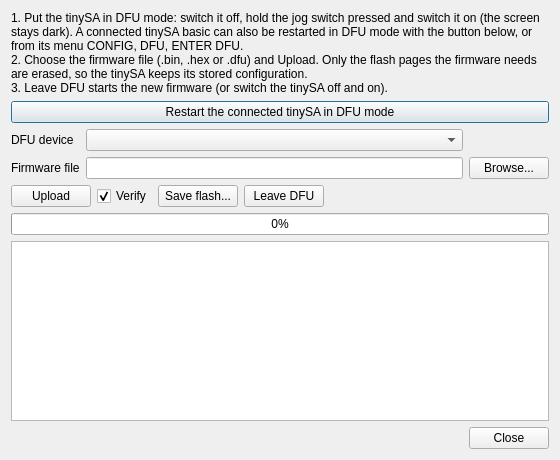
Above: src/ui/firmwaredialog.ui from erikkaashoek/tinySA-app before the change. Below: the same form after it.
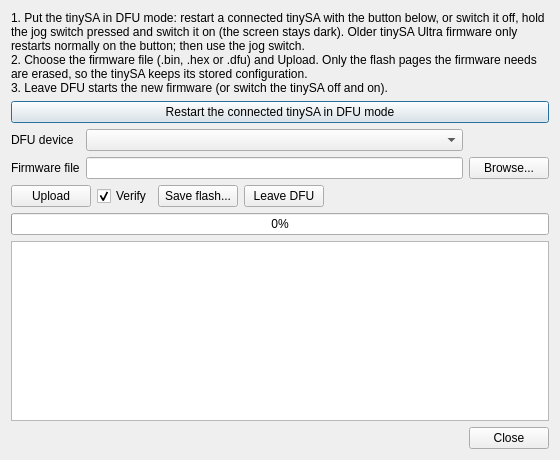
That is the form after the change.

Commit message: Hardware: RLE8 capture and reset dfu on the user's tinySA4 firmware

```diff
--- a/src/ui/firmwaredialog.ui
+++ b/src/ui/firmwaredialog.ui
@@ -17,7 +17,7 @@
    <item>
     <widget class="QLabel" name="firmwareHelp">
      <property name="text">
-      <string>1. Put the tinySA in DFU mode: switch it off, hold the jog switch pressed and switch it on (the screen stays dark). A connected tinySA basic can also be restarted in DFU mode with the button below, or from its menu CONFIG, DFU, ENTER DFU.
+      <string>1. Put the tinySA in DFU mode: restart a connected tinySA with the button below, or switch it off, hold the jog switch pressed and switch it on (the screen stays dark). Older tinySA Ultra firmware only restarts normally on the button; then use the jog switch.
 2. Choose the firmware file (.bin, .hex or .dfu) and Upload. Only the flash pages the firmware needs are erased, so the tinySA keeps its stored configuration.
 3. Leave DFU starts the new firmware (or switch the tinySA off and on).</string>
      </property>
```
The commit also changes 10 other files.
